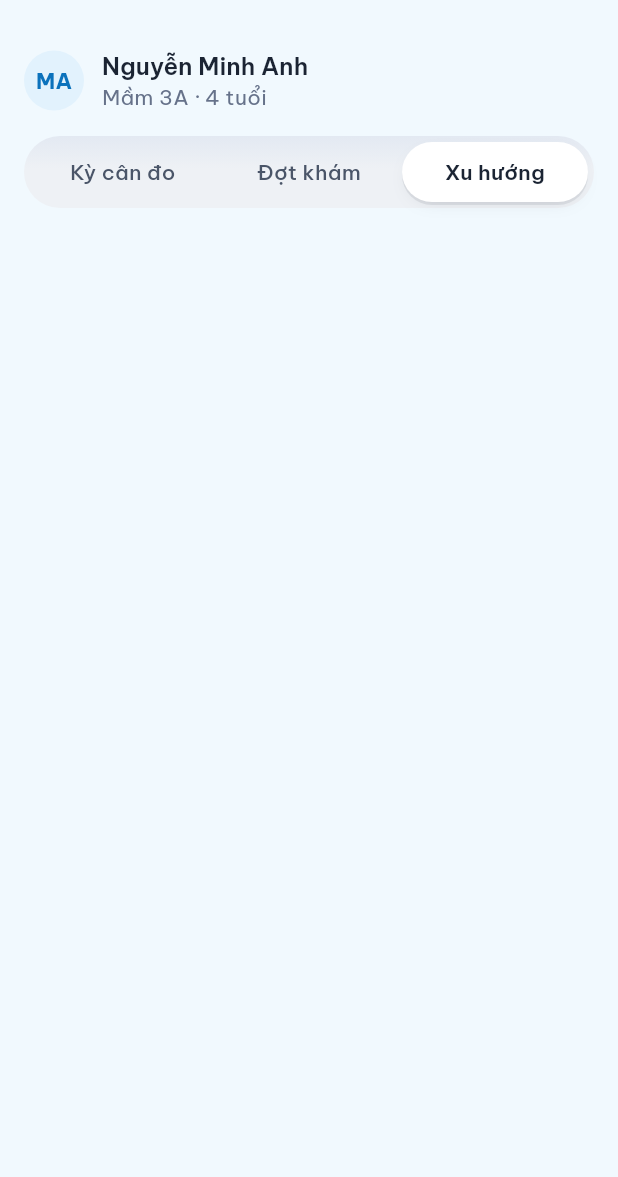
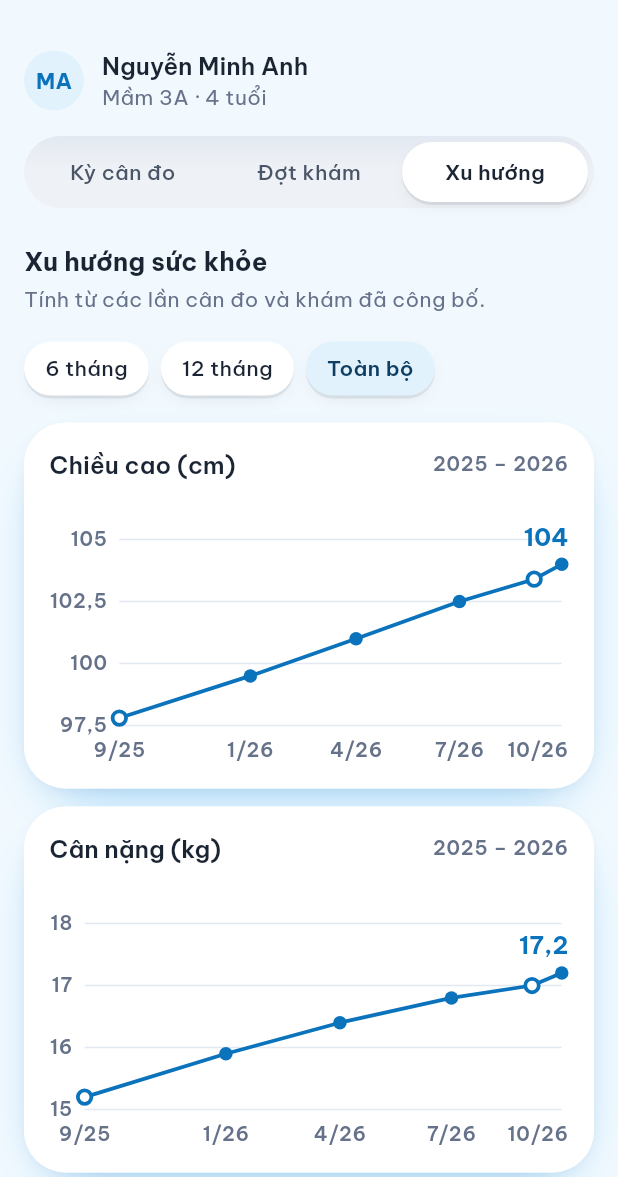
Before and after one commit to thang-04/CareNest_APP, a Flutter app: the HealthBookScreen screen opened directly with sample values from the repository, after a tap on "Đợt khám", after a tap on "Xu hướng", on a phone screen of 412 x 824 dp, the part 59-1236 px from its top. Run offline on Flutter 3.47's test engine with Material 3 defaults, Android fonts, the phone set to English and light mode, and no system bars; our stand-ins replace dio, flutter_riverpod, flutter_secure_storage, go_router, image_picker; missing offline and left inert: flutter_appauth; accounts and stored records are empty.

Commit message:
TBD-4: Add the trend tab to the parent health book
Height and weight charts with a 6 month, 12 month or full-history filter counted back from the latest measurement, a legend, and the trend note written by AI and approved by the head teacher: overview, points to watch, positives and data limits. A child without a note, a range with fewer than two measurements and a book with no measurements each get their own message. Data is still fake.

```diff
--- a/lib/features/parent/health_book/presentation/screens/health_book_screen.dart
+++ b/lib/features/parent/health_book/presentation/screens/health_book_screen.dart
@@ -16,6 +16,7 @@ import 'package:carenest_app/features/parent/health_book/data/fake_health_book_s
 import 'package:carenest_app/features/parent/health_book/domain/health_book.dart';
 import 'package:carenest_app/features/parent/health_book/presentation/health_labels.dart';
 import 'package:carenest_app/features/parent/health_book/presentation/widgets/health_exams_tab.dart';
+import 'package:carenest_app/features/parent/health_book/presentation/widgets/health_trend_tab.dart';
 import 'package:carenest_app/features/parent/health_book/presentation/widgets/health_widgets.dart';
 import 'package:carenest_app/features/parent/parent_home/domain/parent_today.dart';
 
@@ -106,7 +107,10 @@ class _HealthBookScreenState extends State<HealthBookScreen> {
                   exams: book.exams,
                   onOpenExam: widget.onOpenExam,
                 ),
-                HealthBookTab.trend => const SizedBox.shrink(),
+                HealthBookTab.trend => HealthTrendTab(
+                  growth: book.growth,
+                  interpretation: book.interpretation,
+                ),
               },
             ],
           );
--- /dev/null
+++ b/lib/features/parent/health_book/presentation/widgets/health_trend_tab.dart
@@ -0,0 +1,300 @@
+import 'package:flutter/material.dart';
+
+import 'package:carenest_app/core/constants/app_icons.dart';
+import 'package:carenest_app/core/constants/colors.dart';
+import 'package:carenest_app/core/constants/sizes.dart';
+import 'package:carenest_app/core/theme/app_status_colors.dart';
+import 'package:carenest_app/core/utils/date_labels.dart';
+import 'package:carenest_app/core/widgets/app_banner.dart';
+import 'package:carenest_app/core/widgets/app_card.dart';
+import 'package:carenest_app/core/widgets/app_filter_chip.dart';
+import 'package:carenest_app/core/widgets/app_state_view.dart';
+import 'package:carenest_app/core/widgets/app_status_badge.dart';
+import 'package:carenest_app/features/parent/health_book/domain/health_book.dart';
+import 'package:carenest_app/features/parent/health_book/presentation/widgets/growth_chart.dart';
+import 'package:carenest_app/features/parent/health_book/presentation/widgets/health_widgets.dart';
+
+/// Khoảng thời gian của biểu đồ, tính lùi từ lần đo mới nhất.
+enum TrendPeriod {
+  sixMonths(6, '6 tháng'),
+  twelveMonths(12, '12 tháng'),
+  all(null, 'Toàn bộ');
+
+  const TrendPeriod(this.months, this.label);
+
+  final int? months;
+  final String label;
+
+  /// Các lần đo trong khoảng; [points] cũ trước mới sau.
+  List<GrowthPoint> pick(List<GrowthPoint> points) {
+    final months = this.months;
+    if (months == null || points.isEmpty) return points;
+    final latest = points.last.date;
+    final from = DateTime(latest.year, latest.month - months, latest.day);
+    return [
+      for (final point in points)
+        if (!point.date.isBefore(from)) point,
+    ];
+  }
+}
+
+/// Tab Xu hướng (canvas "Sổ sức khỏe", user 17/11 chốt): biểu đồ chiều cao và cân nặng theo
+/// khoảng chọn, rồi nhận định AI đã được giáo viên chủ nhiệm duyệt.
+class HealthTrendTab extends StatefulWidget {
+  const HealthTrendTab({
+    super.key,
+    required this.growth,
+    required this.interpretation,
+  });
+
+  /// Cũ trước mới sau
+  final List<GrowthPoint> growth;
+  final TrendInterpretation? interpretation;
+
+  @override
+  State<HealthTrendTab> createState() => _HealthTrendTabState();
+}
+
+class _HealthTrendTabState extends State<HealthTrendTab> {
+  TrendPeriod _period = TrendPeriod.all;
+
+  void _choose(TrendPeriod period) {
+    setState(() {
+      _period = period;
+    });
+  }
+
+  @override
+  Widget build(BuildContext context) {
+    const header = HealthSectionHeader(
+      title: 'Xu hướng sức khỏe',
+      caption: 'Tính từ các lần cân đo và khám đã công bố.',
+    );
+    if (widget.growth.isEmpty) {
+      return const Column(
+        crossAxisAlignment: CrossAxisAlignment.stretch,
+        children: [
+          header,
+          SizedBox(height: AppSpacing.space3),
+          AppEmptyState(
+            icon: AppIcons.heart,
+            title: 'Chưa có số đo để vẽ xu hướng',
+            message:
+                'Biểu đồ hiện sau khi cô giáo công bố ít nhất 2 lần cân đo hoặc khám.',
+          ),
+        ],
+      );
+    }
+    final points = _period.pick(widget.growth);
+    return Column(
+      crossAxisAlignment: CrossAxisAlignment.stretch,
+      children: [
+        header,
+        const SizedBox(height: AppSpacing.space3),
+        Wrap(
+          spacing: AppSpacing.space2,
+          runSpacing: AppSpacing.space2,
+          children: [
+            for (final period in TrendPeriod.values)
+              AppFilterChip(
+                label: period.label,
+                selected: period == _period,
+                onSelected: () => _choose(period),
+              ),
+          ],
+        ),
+        const SizedBox(height: AppSpacing.space3),
+        if (points.length < 2)
+          AppBanner(
+            kind: AppBannerKind.neutral,
+            message: points.isEmpty
+                ? 'Khoảng này chưa có lần đo nào. Hãy chọn khoảng dài hơn.'
+                : 'Khoảng này chỉ có 1 lần đo. Cần ít nhất 2 lần đo để vẽ xu hướng, hãy chọn khoảng dài hơn.',
+          )
+        else ...[
+          GrowthChart(
+            title: 'Chiều cao',
+            unit: 'cm',
+            points: points,
+            valueOf: (point) => point.heightCm,
+          ),
+          const SizedBox(height: AppSpacing.space3),
+          GrowthChart(
+            title: 'Cân nặng',
+            unit: 'kg',
+            points: points,
+            valueOf: (point) => point.weightKg,
+          ),
+          const SizedBox(height: AppSpacing.space3),
+          const GrowthLegend(),
+        ],
+        const SizedBox(height: AppSpacing.sectionGap),
+        switch (widget.interpretation) {
+          final interpretation? => _InterpretationCard(
+            interpretation: interpretation,
+          ),
+          null => const AppBanner(
+            kind: AppBannerKind.neutral,
+            title: 'Chưa có nhận định xu hướng',
+            message:
+                'Cô giáo sẽ gửi nhận định khi đủ số đo. Biểu đồ vẫn cập nhật sau mỗi lần đo.',
+          ),
+        },
+      ],
+    );
+  }
+}
+
+/// Nhận định đã duyệt: Tổng quan, Cần chú ý, Điểm tích cực, Lưu ý về dữ liệu (HLT-04/05/21).
+class _InterpretationCard extends StatelessWidget {
+  const _InterpretationCard({required this.interpretation});
+
+  final TrendInterpretation interpretation;
+
+  @override
+  Widget build(BuildContext context) {
+    final textTheme = Theme.of(context).textTheme;
+    final muted = textTheme.bodyMedium?.copyWith(color: AppColors.textMuted);
+    const gap = SizedBox(height: AppSpacing.space4);
+    return AppCard(
+      dense: true,
+      child: Column(
+        crossAxisAlignment: CrossAxisAlignment.stretch,
+        children: [
+          Wrap(
+            alignment: WrapAlignment.spaceBetween,
+            crossAxisAlignment: WrapCrossAlignment.center,
+            spacing: AppSpacing.space2,
+            runSpacing: AppSpacing.space2,
+            children: [
+              Column(
+                crossAxisAlignment: CrossAxisAlignment.start,
+                children: [
+                  Semantics(
+                    header: true,
+                    child: Text(
+                      'Nhận định xu hướng',
+                      style: textTheme.titleMedium,
+                    ),
+                  ),
+                  Text(
+                    '${interpretation.periodLabel} · duyệt ngày ${DateLabels.date(interpretation.approvedOn)}',
+                    style: muted,
+                  ),
+                ],
+              ),
+              const AppStatusBadge(
+                label: 'Đã duyệt',
+                tone: AppStatusTone.green,
+              ),
+            ],
+          ),
+          if (interpretation.stale) ...[
+            const SizedBox(height: AppSpacing.space3),
+            const AppBanner(
+              kind: AppBannerKind.info,
+              message:
+                  'Đã có số đo mới sau lần nhận định này. Nội dung nhận định chưa tính các lần đo mới.',
+            ),
+          ],
+          gap,
+          _Part(
+            title: 'Tổng quan',
+            child: Text(interpretation.overview, style: textTheme.bodyLarge),
+          ),
+          if (interpretation.attention.isNotEmpty) ...[
+            gap,
+            _Part(
+              title: 'Cần chú ý',
+              titleColor: AppColors.warningText,
+              child: _Bullets(
+                items: interpretation.attention,
+                color: AppColors.warning,
+              ),
+            ),
+          ],
+          if (interpretation.positives.isNotEmpty) ...[
+            gap,
+            _Part(
+              title: 'Điểm tích cực',
+              child: _Bullets(
+                items: interpretation.positives,
+                color: AppColors.success,
+              ),
+            ),
+          ],
+          if (interpretation.limitations case final limitations?) ...[
+            gap,
+            _Part(
+              title: 'Lưu ý về dữ liệu',
+              child: Text(limitations, style: textTheme.bodyLarge),
+            ),
+          ],
+          gap,
+          Text(
+            'AI soạn từ số đo, giáo viên chủ nhiệm đọc và duyệt trước khi gửi. Chỉ để tham khảo, không thay thế chẩn đoán y tế.',
+            style: muted,
+          ),
+        ],
+      ),
+    );
+  }
+}
+
+class _Part extends StatelessWidget {
+  const _Part({required this.title, required this.child, this.titleColor});
+
+  final String title;
+  final Widget child;
+  final Color? titleColor;
+
+  @override
+  Widget build(BuildContext context) {
+    return Column(
+      crossAxisAlignment: CrossAxisAlignment.stretch,
+      children: [
+        Text(
+          title,
+          style: Theme.of(
+            context,
+          ).textTheme.titleSmall?.copyWith(color: titleColor),
+        ),
+        const SizedBox(height: AppSpacing.space1),
+        child,
+      ],
+    );
+  }
+}
+
+class _Bullets extends StatelessWidget {
+  const _Bullets({required this.items, required this.color});
+
+  final List<String> items;
+  final Color color;
+
+  @override
+  Widget build(BuildContext context) {
+    final textTheme = Theme.of(context).textTheme;
+    return Column(
+      crossAxisAlignment: CrossAxisAlignment.stretch,
+      children: [
+        for (final item in items) ...[
+          const SizedBox(height: AppSpacing.space1),
+          Row(
+            crossAxisAlignment: CrossAxisAlignment.start,
+            children: [
+              ExcludeSemantics(
+                child: Text(
+                  '•',
+                  style: textTheme.bodyLarge?.copyWith(color: color),
+                ),
+              ),
+              const SizedBox(width: AppSpacing.space2),
+              Expanded(child: Text(item, style: textTheme.bodyLarge)),
+            ],
+          ),
+        ],
+      ],
+    );
+  }
+}
```
Also changed, not shown: 1 other file.
